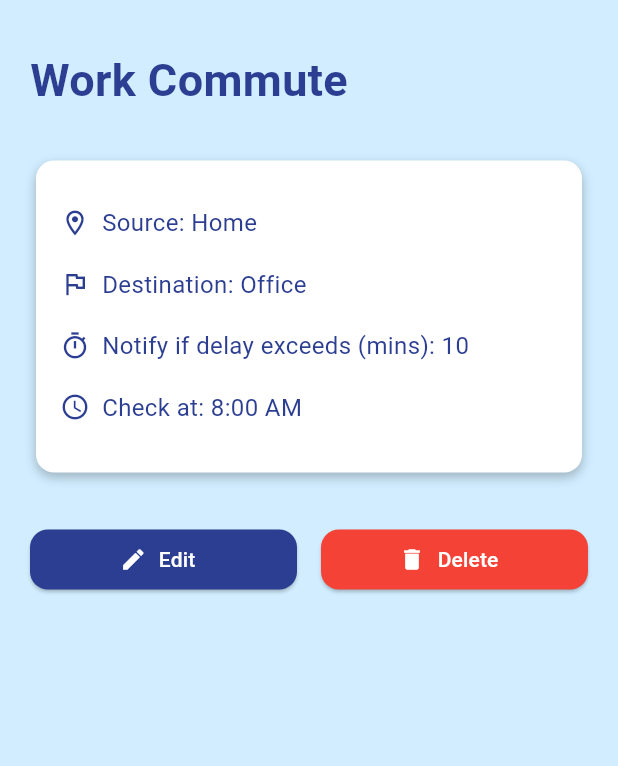
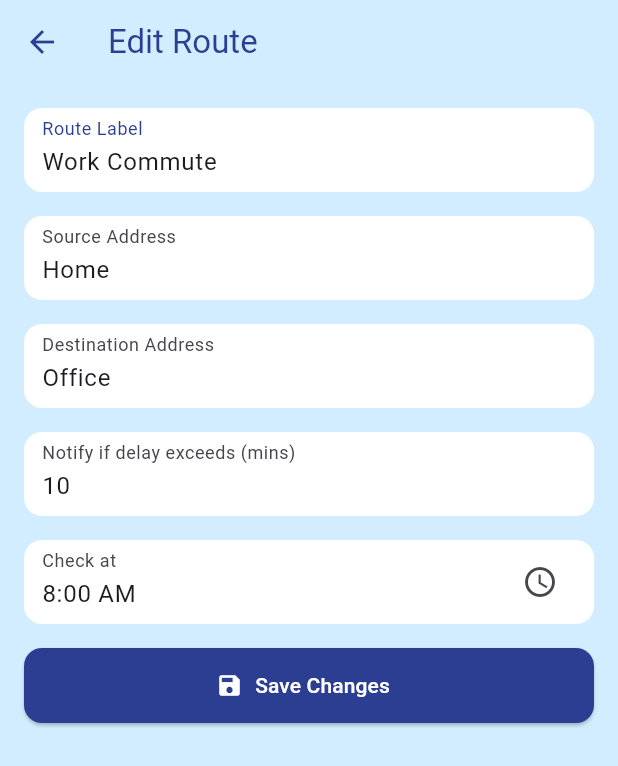
Before and after one commit to alexgantony/traffic_notifier, a Flutter app: the RouteDetailScreen screen opened directly with sample values from the repository, after a tap on "Edit", on a phone screen of 412 x 824 dp. Shown: the top 766 px of the screen. Run offline on Flutter 3.47's test engine with Material 3 defaults, Android fonts, the light colour scheme and no system bars.

Commit message:
feat: add Edit and Delete options on Route Detail screen and implement Edit Route screen

```diff
--- /dev/null
+++ b/frontend/lib/screens/edit_route_screen.dart
@@ -0,0 +1,267 @@
+import 'package:flutter/material.dart';
+import 'package:frontend/models/route_info.dart';
+import 'package:frontend/theme/app_color_scheme.dart';
+
+class EditRouteScreen extends StatefulWidget {
+  final RouteDetailInfo route;
+
+  const EditRouteScreen({super.key, required this.route});
+
+  @override
+  State<EditRouteScreen> createState() => _EditRouteScreenState();
+}
+
+class _EditRouteScreenState extends State<EditRouteScreen> {
+  late TextEditingController labelController;
+  late TextEditingController sourceController;
+  late TextEditingController destinationController;
+  late TextEditingController delayController;
+  TimeOfDay? selectedTime;
+
+  final _formKey = GlobalKey<FormState>();
+
+  @override
+  void initState() {
+    super.initState();
+    labelController = TextEditingController(text: widget.route.routeLabel);
+    sourceController = TextEditingController(text: widget.route.sourceAddress);
+    destinationController = TextEditingController(
+      text: widget.route.destinationAddress,
+    );
+    delayController = TextEditingController(
+      text: widget.route.delayThreshold.toString(),
+    );
+    selectedTime = widget.route.alertTime;
+  }
+
+  @override
+  void dispose() {
+    labelController.dispose();
+    sourceController.dispose();
+    destinationController.dispose();
+    delayController.dispose();
+    super.dispose();
+  }
+
+  @override
+  Widget build(BuildContext context) {
+    return Scaffold(
+      appBar: AppBar(
+        backgroundColor: AppColors.background,
+        elevation: 0,
+        iconTheme: IconThemeData(color: AppColors.heading),
+        title: Text('Edit Route', style: TextStyle(color: AppColors.heading)),
+      ),
+      backgroundColor: AppColors.background,
+      body: Padding(
+        padding: const EdgeInsets.all(16.0),
+        child: Form(
+          key: _formKey,
+          child: Column(
+            crossAxisAlignment: CrossAxisAlignment.start,
+            children: [
+              // Route Label
+              Container(
+                decoration: BoxDecoration(
+                  color: AppColors.card,
+                  borderRadius: BorderRadius.circular(12),
+                ),
+                child: Padding(
+                  padding: const EdgeInsets.symmetric(horizontal: 12),
+                  child: TextFormField(
+                    controller: labelController,
+                    decoration: const InputDecoration(
+                      labelText: 'Route Label',
+                      labelStyle: TextStyle(color: AppColors.heading),
+                      border: InputBorder.none,
+                    ),
+                    validator: (value) {
+                      if (value == null || value.isEmpty) {
+                        return 'Please enter route label';
+                      }
+                      return null;
+                    },
+                  ),
+                ),
+              ),
+              const SizedBox(height: 16),
+
+              // Source Address
+              Container(
+                decoration: BoxDecoration(
+                  color: AppColors.card,
+                  borderRadius: BorderRadius.circular(12),
+                ),
+                child: Padding(
+                  padding: const EdgeInsets.symmetric(horizontal: 12),
+                  child: TextFormField(
+                    controller: sourceController,
+                    decoration: const InputDecoration(
+                      labelText: 'Source Address',
+                      border: InputBorder.none,
+                    ),
+                    validator: (value) {
+                      if (value == null || value.isEmpty) {
+                        return 'Please enter source address';
+                      }
+                      return null;
+                    },
+                  ),
+                ),
+              ),
+              const SizedBox(height: 16),
+
+              // Destination Address
+              Container(
+                decoration: BoxDecoration(
+                  color: AppColors.card,
+                  borderRadius: BorderRadius.circular(12),
+                ),
+                child: Padding(
+                  padding: const EdgeInsets.symmetric(horizontal: 12),
+                  child: TextFormField(
+                    controller: destinationController,
+                    decoration: const InputDecoration(
+                      labelText: 'Destination Address',
+                      border: InputBorder.none,
+                    ),
+                    validator: (value) {
+                      if (value == null || value.isEmpty) {
+                        return 'Please enter destination address';
+                      }
+                      return null;
+                    },
+                  ),
+                ),
+              ),
+              const SizedBox(height: 16),
+
+              // Delay Threshold
+              Container(
+                decoration: BoxDecoration(
+                  color: AppColors.card,
+                  borderRadius: BorderRadius.circular(12),
+                ),
+                child: Padding(
+                  padding: const EdgeInsets.symmetric(horizontal: 12),
+                  child: TextFormField(
+                    controller: delayController,
+                    keyboardType: TextInputType.number,
+                    decoration: const InputDecoration(
+                      labelText: 'Notify if delay exceeds (mins)',
+                      border: InputBorder.none,
+                    ),
+                    validator: (value) {
+                      if (value == null || value.isEmpty) {
+                        return 'Please enter delay threshold';
+                      }
+                      final parsed = int.tryParse(value);
+                      if (parsed == null || parsed < 1) {
+                        return 'Enter a valid number greater than 0';
+                      }
+                      return null;
+                    },
+                  ),
+                ),
+              ),
+              const SizedBox(height: 16),
+
+              // Alert Time picker
+              GestureDetector(
+                onTap: () async {
+                  final TimeOfDay? picked = await showTimePicker(
+                    context: context,
+                    initialTime: selectedTime ?? TimeOfDay.now(),
+                    builder: (BuildContext context, Widget? child) {
+                      return Theme(
+                        data: Theme.of(context).copyWith(
+                          colorScheme: ColorScheme.light(
+                            primary: AppColors.heading,
+                            onPrimary: Colors.white,
+                            surface: AppColors.card,
+                            onSurface: AppColors.heading,
+                          ),
+                          dialogTheme: DialogThemeData(
+                            backgroundColor: AppColors.card,
+                            shape: RoundedRectangleBorder(
+                              borderRadius: BorderRadius.circular(16),
+                            ),
+                          ),
+                          textButtonTheme: TextButtonThemeData(
+                            style: TextButton.styleFrom(
+                              foregroundColor: AppColors.heading,
+                              textStyle: const TextStyle(
+                                fontWeight: FontWeight.bold,
+                              ),
+                            ),
+                          ),
+                        ),
+                        child: child!,
+                      );
+                    },
+                  );
+                  if (picked != null) {
+                    setState(() {
+                      selectedTime = picked;
+                    });
+                  }
+                },
+                child: Container(
+                  decoration: BoxDecoration(
+                    color: AppColors.card,
+                    borderRadius: BorderRadius.circular(12),
+                  ),
+                  child: Padding(
+                    padding: const EdgeInsets.symmetric(horizontal: 12),
+                    child: AbsorbPointer(
+                      child: TextFormField(
+                        decoration: InputDecoration(
+                          labelText: 'Check at',
+                          border: InputBorder.none,
+                          suffixIcon: Icon(Icons.access_time),
+                        ),
+                        controller: TextEditingController(
+                          text: selectedTime != null
+                              ? selectedTime!.format(context)
+                              : '',
+                        ),
+                      ),
+                    ),
+                  ),
+                ),
+              ),
+              const SizedBox(height: 16),
+
+              // Submit Button
+              SizedBox(
+                width: double.infinity,
+                child: ElevatedButton.icon(
+                  icon: const Icon(Icons.save),
+                  label: const Text('Save Changes'),
+                  style: ElevatedButton.styleFrom(
+                    backgroundColor: AppColors.heading,
+                    foregroundColor: Colors.white,
+                    minimumSize: const Size.fromHeight(50),
+                    shape: RoundedRectangleBorder(
+                      borderRadius: BorderRadiusGeometry.circular(12),
+                    ),
+                  ),
+                  onPressed: () {
+                    if (_formKey.currentState!.validate()) {
+                      // TODO: Save the updated data
+                      ScaffoldMessenger.of(context).showSnackBar(
+                        const SnackBar(
+                          content: Text('Route updated successfully'),
+                        ),
+                      );
+                    }
+                  },
+                ),
+              ),
+            ],
+          ),
+        ),
+      ),
+    );
+  }
+}
--- a/frontend/lib/screens/route_detail_screen.dart
+++ b/frontend/lib/screens/route_detail_screen.dart
@@ -1,12 +1,26 @@
 import 'package:flutter/material.dart';
+import 'package:frontend/screens/edit_route_screen.dart';
 import 'package:frontend/theme/app_color_scheme.dart';
 import 'package:frontend/models/route_info.dart';
 import 'package:intl/intl.dart';
 
-class RouteDetailScreen extends StatelessWidget {
+class RouteDetailScreen extends StatefulWidget {
   final RouteDetailInfo route;
 
   const RouteDetailScreen({super.key, required this.route});
+
+  @override
+  State<RouteDetailScreen> createState() => _RouteDetailScreenState();
+}
+
+class _RouteDetailScreenState extends State<RouteDetailScreen> {
+  late RouteDetailInfo route;
+
+  @override
+  void initState() {
+    super.initState();
+    route = widget.route;
+  }
 
   @override
   Widget build(BuildContext context) {
@@ -142,8 +156,20 @@ class RouteDetailScreen extends StatelessWidget {
                     // edit button
                     Expanded(
                       child: ElevatedButton.icon(
-                        onPressed: () {
-                          // TODO: Navigate to edit screen
+                        onPressed: () async {
+                          final updatedRoute = await Navigator.push(
+                            context,
+                            MaterialPageRoute(
+                              builder: (_) => EditRouteScreen(route: route),
+                            ),
+                          );
+
+                          if (updatedRoute != null &&
+                              updatedRoute is RouteDetailInfo) {
+                            setState(() {
+                              route = updatedRoute;
+                            });
+                          }
                         },
                         icon: const Icon(Icons.edit),
                         label: const Text('Edit'),
```
Also changed, not shown: frontend/lib/screens/edit_route_scree.dart (deleted).
